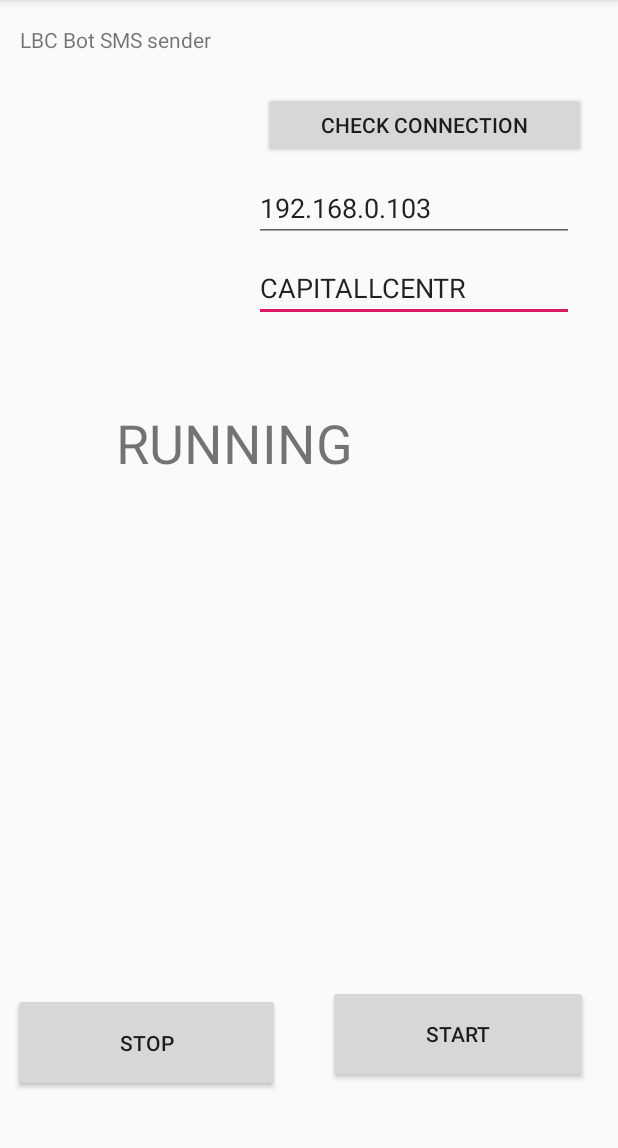
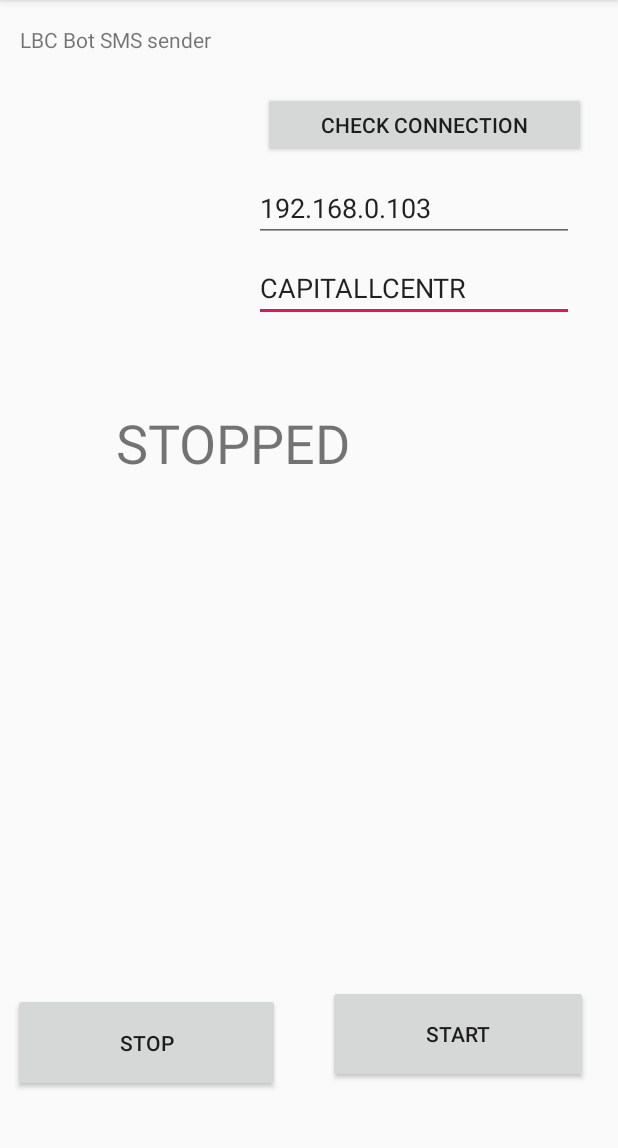
Before and after one commit to denbrown2003/Sms-Reader, an Android app: the screen it shows after launch (MainActivity), after a tap on "START", on a phone screen of 412 x 824 dp, the part 84-1232 px from its top. Run offline under Robolectric (Android 15) with nearby library versions, the phone set to English and light mode, and no system bars; libraries missing offline, so code that uses them is left out: com.apptakk.http_request; 1 statement that could not run was skipped.

```diff
--- a/app/src/main/java/com/example/myapplication/MainActivity.java
+++ b/app/src/main/java/com/example/myapplication/MainActivity.java
@@ -20,9 +20,14 @@ import com.apptakk.http_request.HttpRequest;
 import com.apptakk.http_request.HttpRequestTask;
 import com.apptakk.http_request.HttpResponse;
 import java.io.BufferedReader;
+import java.io.ByteArrayInputStream;
+import java.io.ByteArrayOutputStream;
 import java.io.DataInputStream;
 import java.io.DataOutputStream;
+import java.io.EOFException;
 import java.io.IOException;
+import java.io.InputStream;
+import java.lang.reflect.Array;
 import java.net.Socket;
 import java.util.Arrays;
 import java.util.concurrent.TimeUnit;
@@ -52,12 +57,9 @@ public class MainActivity extends AppCompatActivity {
     private BroadcastReceiver smsReceiver;
     Object[] sms_arr = {};
 
-    Socket s;
-    DataOutputStream dos;
-    DataInputStream dis;
+
     BufferedReader bufferedReader;
     Handler handler = new Handler();
-    String message_from_server;
     Thread checker;
 
 
@@ -198,7 +200,6 @@ public class MainActivity extends AppCompatActivity {
                 while (true) {
                      while(!Thread.currentThread().isInterrupted()) {
 
-                        System.out.println("thread is running...");
                         SendSocket("check", 4443);
 
                         try {
@@ -214,20 +215,26 @@ public class MainActivity extends AppCompatActivity {
         checker = new Thread(cmd_sender);
         checker.start();
 
-        TextView status = (TextView) findViewById(R.id.textView2);
-        status.setText("Running");
-
     }
 
     public void StopButton(View view) {
         System.out.println("Button stop");
         SendSocket("stop", 4443);
         checker.interrupt();
-        TextView status = (TextView) findViewById(R.id.textView2);
+        TextView status = findViewById(R.id.textView2);
         status.setText("Stopped");
 
     }
 
+    public void get_command(final String text, final String response){
+
+        if(text == "check"){
+
+            TextView status = findViewById(R.id.textView2);
+            status.setText(response);
+        }
+
+    }
 
     public void SendSocket(final String text, final int port){
         Runnable runnable = new Runnable() {
@@ -236,13 +243,16 @@ public class MainActivity extends AppCompatActivity {
                 try{
                     System.out.println(Arrays.toString(sms_arr));
 
+
                     final EditText edit = findViewById(R.id.editText);
                     String host = edit.getText().toString();
 
                     final EditText edit2 =  findViewById(R.id.editText2);
                     String username = edit2.getText().toString();
 
-                    s = new Socket(host , port);
+                    Socket s = new Socket(host , port);
+
+                    DataOutputStream dos;
 
                     dos = new DataOutputStream(s.getOutputStream());
 
@@ -250,39 +260,32 @@ public class MainActivity extends AppCompatActivity {
 
                     dos.writeUTF(message);
 
-                    dis = new DataInputStream(s.getInputStream());
+                    try {
 
-                    message_from_server = dis.readUTF();
+                        InputStream stream1 = s.getInputStream();
+                        byte[] data = new byte[100];
+                        int count = stream1.read(data);
+                        String response = new String(data).substring(0, count);
+
+                        System.out.println(response);
+
+                        get_command(text, response);
 
 
-                    handler.post(new Runnable() {
-                        @Override
-                        public void run() {
-                            Toast.makeText(getApplicationContext(),"msg"+message_from_server, Toast.LENGTH_SHORT).show();
+                    }
+                    catch (EOFException e){
+                        System.out.println("error "+e.toString());
 
-                        }
-                    });
+                    }
 
                     dos.close();
                     s.close();
 
-
-
                 }catch (IOException e){
                     e.printStackTrace();
-                    Log.e("error", "error");}
-
-                long endTime = System.currentTimeMillis()
-                        + 20 * 1000;
-
-                while (System.currentTimeMillis() < endTime) {
-                    synchronized (this) {
-                        try {
-                            wait(endTime -
-                                    System.currentTimeMillis());
-                        } catch (Exception e) {Log.e("error", "error");} } }
-
-
+                    Log.e("error", "error");
+                    System.out.println(e.toString());
+                }
 
             }};
 
```
